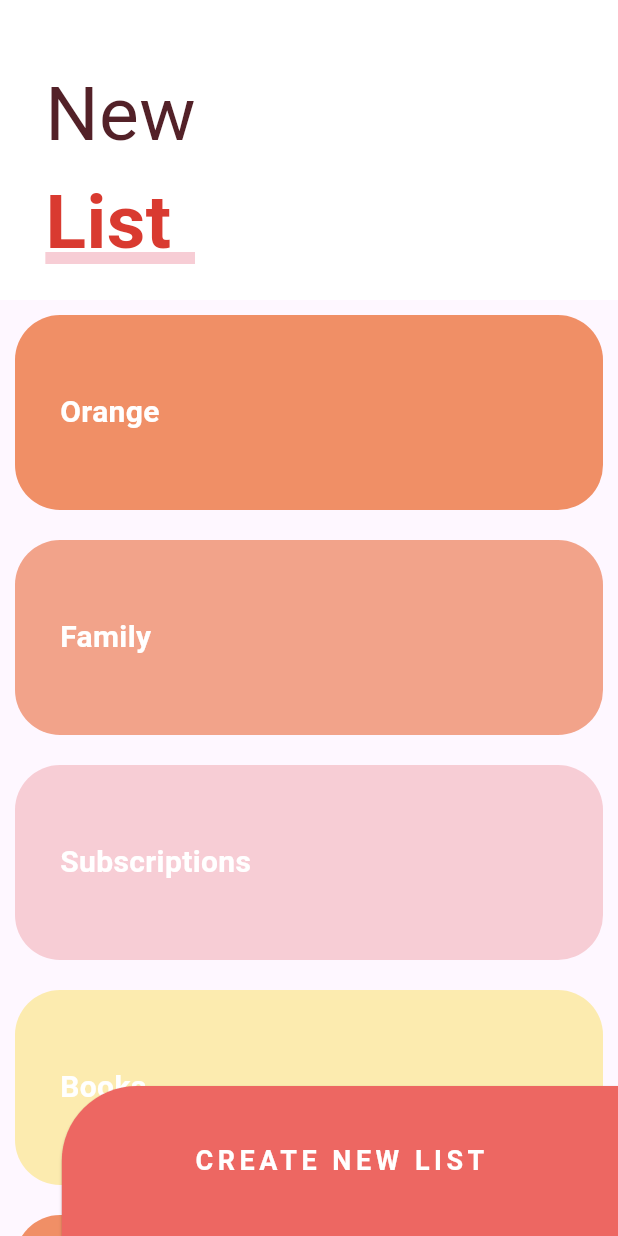
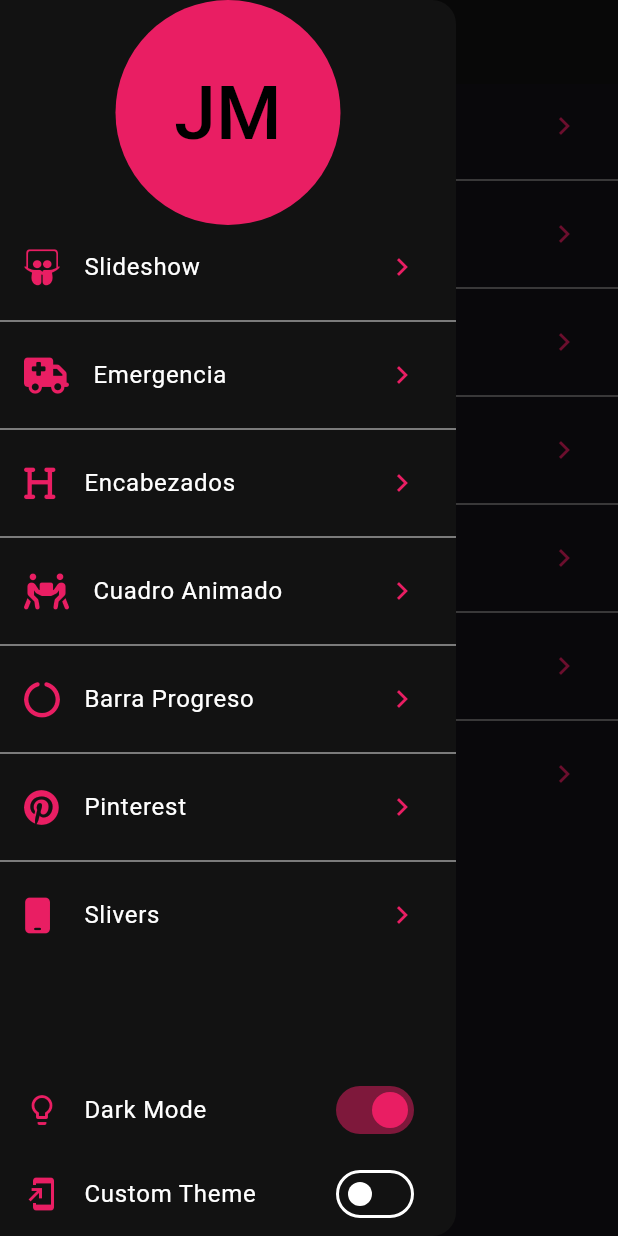
Before and after one commit to JoseManuelMunozManzano/flutter-animaciones, a Flutter app: the screen it shows after launch, with the side drawer open (before the commit the screen has no drawer), on a phone screen of 412 x 824 dp. Run offline on Flutter 3.47's test engine with Material 3 defaults, Android fonts, the phone set to English and light mode, and no system bars; our stand-ins replace animate_do, flutter_svg, font_awesome_flutter.

Commit message:
Temas para nuestra aplicación

```diff
--- a/lib/main.dart
+++ b/lib/main.dart
@@ -1,16 +1,19 @@
 import 'package:flutter/material.dart';
 
-// import 'package:design_app/src/pages/headers_page.dart';
-// import 'package:design_app/src/pages/animaciones_page.dart';
-// import 'package:design_app/src/retos/cuadrado_animado_page.dart';
-// import 'package:design_app/src/pages/graficas_circulares_page.dart';
-// import 'package:design_app/src/pages/slideshow_page.dart';
-// import 'package:design_app/src/pages/pinterest_page.dart';
-// import 'package:design_app/src/pages/emergency_page.dart';
-import 'package:design_app/src/pages/sliver_list_page.dart';
+import 'package:provider/provider.dart';
+import 'package:design_app/src/theme/theme.dart';
+
+import 'package:design_app/src/pages/launcher_page.dart';
 
 void main() {
-  runApp(const MainApp());
+  runApp(
+    ChangeNotifierProvider(
+      // Este número debe estar guardado en la preferencias de usuario.
+      // Se manda al ThemeChanger y en base a el se escoge el tema.
+      create: (_) => ThemeChanger(2),
+      child: const MainApp()
+    )
+  );
 }
 
 class MainApp extends StatelessWidget {
@@ -18,17 +21,14 @@
 
   @override
   Widget build(BuildContext context) {
-    return const MaterialApp(
+
+    final currentTheme = Provider.of<ThemeChanger>(context).currentTheme;
+
+    return MaterialApp(
+      theme: currentTheme,
       debugShowCheckedModeBanner: false,
       title: 'Diseños App',
-      // home: HeadersPage()
-      // home: AnimacionesPage()
-      // home: CuadradoAnimadoPage()
-      // home: GraficasCircularesPage()
-      // home: SlideshowPage()
-      // home: PinterestPage()
-      // home: EmergencyPage()
-      home: SliverListPage()
+      home: LauncherPage()
     );
   }
 }
--- /dev/null
+++ b/lib/src/pages/launcher_page.dart
@@ -0,0 +1,104 @@
+import 'package:flutter/material.dart';
+import 'package:font_awesome_flutter/font_awesome_flutter.dart';
+
+import 'package:provider/provider.dart';
+import 'package:design_app/src/theme/theme.dart';
+
+import 'package:design_app/src/routes/routes.dart';
+
+class LauncherPage extends StatelessWidget {
+  const LauncherPage({super.key});
+
+   @override
+    Widget build(BuildContext context) {
+      return Scaffold(
+        appBar: AppBar(
+          title: Text('Diseños en Flutter'),
+        ),
+        drawer: _MenuPrincipal(),
+        body: _ListaOpciones()
+      );
+    }
+}
+
+class _ListaOpciones extends StatelessWidget {
+  @override
+  Widget build(BuildContext context) {
+
+    final appTheme = Provider.of<ThemeChanger>(context).currentTheme;
+
+    return ListView.separated(
+      physics: BouncingScrollPhysics(),
+      separatorBuilder: (context, i) => Divider(
+        color: appTheme.primaryColorLight,
+      ),
+      itemCount: pageRoutes.length,
+      itemBuilder: (context, i) => ListTile(
+        // El Widget que se coloca al inicio
+        leading: FaIcon(pageRoutes[i].icon, color: appTheme.colorScheme.primary),
+        title: Text(pageRoutes[i].titulo),
+        trailing: Icon(Icons.chevron_right, color: appTheme.colorScheme.primary),
+        onTap: () {
+          Navigator.push(context, MaterialPageRoute(builder: (context) => pageRoutes[i].page));
+        },
+      ),
+    );
+  }
+}
+
+class _MenuPrincipal extends StatelessWidget {
+  @override
+  Widget build(BuildContext context) {
+
+    final appTheme = Provider.of<ThemeChanger>(context);
+    final primaryColor = appTheme.currentTheme.colorScheme.primary;
+
+    return Drawer(
+      child: Container(
+        child: Column(
+          children: [
+            SafeArea(
+              bottom: false,
+              child: SizedBox(
+                width: double.infinity,
+                height: 150,
+                child: CircleAvatar(
+                  backgroundColor: primaryColor,
+                  child: Text('JM', style: TextStyle(fontSize: 50)),
+                ),
+              ),
+            ),
+
+            Expanded(child: _ListaOpciones()),
+
+            ListTile(
+              leading: Icon(Icons.lightbulb_outline, color: primaryColor),
+              title: Text('Dark Mode'),
+              trailing: Switch.adaptive(
+                value: appTheme.darkTheme,
+                activeColor: primaryColor,
+                onChanged: (value) => appTheme.darkTheme = value,
+              ),
+            ),
+
+            SafeArea(
+              bottom: true,
+              top: false,
+              left: false,
+              right: false,
+              child: ListTile(
+                leading: Icon(Icons.add_to_home_screen, color: primaryColor),
+                title: Text('Custom Theme'),
+                trailing: Switch.adaptive(
+                  value: appTheme.customTheme,
+                  activeColor: primaryColor,
+                  onChanged: (value) => appTheme.customTheme = value,
+                ),
+              ),
+            )
+          ],
+        ),
+      ),
+    );
+  }
+}
--- a/lib/src/pages/pinterest_page.dart
+++ b/lib/src/pages/pinterest_page.dart
@@ -1,3 +1,4 @@
+import 'package:design_app/src/theme/theme.dart';
 import 'package:flutter/material.dart';
 
 import 'package:provider/provider.dart';
@@ -34,6 +35,7 @@
 
     final widthPantalla = MediaQuery.of(context).size.width;
     final mostrar = Provider.of<_MenuModel>(context).mostrar;
+    final appTheme = Provider.of<ThemeChanger>(context).currentTheme;
 
     return Positioned(
       bottom: 30,
@@ -44,8 +46,8 @@
         child: Align(
           child: PinterestMenu(
             mostrar: mostrar,
-            // backgroundColor: Colors.green,
-            // activeColor: Colors.yellow,
+            backgroundColor: appTheme.scaffoldBackgroundColor,
+            activeColor: appTheme.colorScheme.primary,
             // inactiveColor: Colors.red,
             items: [
                 PinterestButton(onPressed: (){print('Icon pie_chart');}, icon: Icons.pie_chart),
--- a/lib/src/pages/sliver_list_page.dart
+++ b/lib/src/pages/sliver_list_page.dart
@@ -1,4 +1,7 @@
 import 'package:flutter/material.dart';
+
+import 'package:provider/provider.dart';
+import 'package:design_app/src/theme/theme.dart';
 
 class SliverListPage extends StatelessWidget {
   const SliverListPage({super.key});
@@ -27,14 +30,15 @@
   Widget build(BuildContext context) {
 
     final size = MediaQuery.of(context).size;
+    final appTheme = Provider.of<ThemeChanger>(context);
 
     return SizedBox(
       width: size.width * 0.9,
       height: 100,
       child: ElevatedButton(
         style: ElevatedButton.styleFrom(
-          backgroundColor: Color(0xffED6762),
-          foregroundColor: Colors.white,
+          backgroundColor: appTheme.darkTheme ? appTheme.currentTheme.colorScheme.primary : Color(0xffED6762),
+          foregroundColor: appTheme.currentTheme.scaffoldBackgroundColor,
           shape: RoundedRectangleBorder(
             borderRadius: BorderRadius.only(topLeft: Radius.circular(50))
           )
@@ -76,6 +80,9 @@
 
   @override
   Widget build(BuildContext context) {
+
+    final appTheme = Provider.of<ThemeChanger>(context).currentTheme;
+
     // El CustomScrollView recibe slivers.
     return CustomScrollView(
       slivers: [
@@ -97,7 +104,7 @@
             maxHeight: 200,
             child: Container(
               alignment: Alignment.centerLeft,
-              color: Colors.white,
+              color: appTheme.scaffoldBackgroundColor,
               child: _Titulo(),
             )
           ),
@@ -149,12 +156,20 @@
 class _Titulo extends StatelessWidget {
   @override
   Widget build(BuildContext context) {
+
+    final appTheme = Provider.of<ThemeChanger>(context);
+
     return Column(
       children: [
         SizedBox(height: 30),
         Container(
           margin: EdgeInsets.only(left: 30, top: 10, right: 30, bottom: 0),
-          child: Text('New', style: TextStyle(color: Color(0xff532128), fontSize: 50)),
+          child: Text('New',
+             style: TextStyle(
+              color: appTheme.darkTheme ? Colors.grey : Color(0xff532128),
+              fontSize: 50
+            )
+          ),
         ),
         Stack(
           children: [
@@ -164,7 +179,7 @@
               child: Container(
                 width: 150,
                 height: 8,
-                color: Color(0xffF7CDD5),
+                color: appTheme.darkTheme ? Colors.grey : Color(0xffF7CDD5),
               ),
             ),
 
@@ -212,16 +227,26 @@
 
   @override
   Widget build(BuildContext context) {
+
+    final appTheme = Provider.of<ThemeChanger>(context);
+
     return Container(
       alignment: Alignment.centerLeft,
       padding: EdgeInsets.all(30),
       height: 130,
       margin: EdgeInsets.all(10),
       decoration: BoxDecoration(
-        color: color,
+        color: appTheme.darkTheme ? Colors.grey : color,
         borderRadius: BorderRadius.circular(30),
       ),
-      child: Text(titulo, style: TextStyle(color: Colors.white, fontWeight: FontWeight.bold, fontSize: 20)),
+      child: Text(
+        titulo,
+        style: TextStyle(
+          color: Colors.white,
+          fontWeight: FontWeight.bold,
+          fontSize: 20
+        )
+      ),
     );
   }
 }
--- /dev/null
+++ b/lib/src/routes/routes.dart
@@ -0,0 +1,28 @@
+import 'package:flutter/material.dart';
+import 'package:font_awesome_flutter/font_awesome_flutter.dart';
+
+import 'package:design_app/src/retos/cuadrado_animado_page.dart';
+import 'package:design_app/src/pages/emergency_page.dart';
+import 'package:design_app/src/pages/graficas_circulares_page.dart';
+import 'package:design_app/src/pages/headers_page.dart';
+import 'package:design_app/src/pages/pinterest_page.dart';
+import 'package:design_app/src/pages/slideshow_page.dart';
+import 'package:design_app/src/pages/sliver_list_page.dart';
+
+final pageRoutes = <_Route>[
+  _Route(FontAwesomeIcons.slideshare, 'Slideshow', SlideshowPage()),
+  _Route(FontAwesomeIcons.truckMedical, 'Emergencia', EmergencyPage()),
+  _Route(FontAwesomeIcons.heading, 'Encabezados', HeadersPage()),
+  _Route(FontAwesomeIcons.peopleCarryBox, 'Cuadro Animado', CuadradoAnimadoPage()),
+  _Route(FontAwesomeIcons.circleNotch, 'Barra Progreso', GraficasCircularesPage()),
+  _Route(FontAwesomeIcons.pinterest, 'Pinterest', PinterestPage()),
+  _Route(FontAwesomeIcons.mobile, 'Slivers', SliverListPage()),
+];
+
+class _Route {
+  final IconData icon;
+  final String titulo;
+  final Widget page;
+
+  _Route(this.icon, this.titulo, this.page);
+}
--- /dev/null
+++ b/lib/src/theme/theme.dart
@@ -0,0 +1,76 @@
+import 'package:flutter/material.dart';
+
+// Modelo responsable para todo lo que tenga que ver con el tema de la aplicación
+class ThemeChanger with ChangeNotifier {
+  bool _darkTheme = false;
+  bool _customTheme = false;
+  late ThemeData _currentTheme;
+
+  bool get darkTheme => _darkTheme;
+  bool get customTheme => _customTheme;
+  ThemeData get currentTheme => _currentTheme;
+
+  // Hacemos el contructor para recuperar el tema del usuario desde el principio.
+  ThemeChanger(int theme) {
+    switch (theme) {
+      case 1: // light
+        _darkTheme = false;
+        _customTheme = false;
+        _currentTheme = ThemeData.light();
+        break;
+      case 2: // dark
+        _darkTheme = true;
+        _customTheme = false;
+        _currentTheme = ThemeData.dark().copyWith(
+          colorScheme: ColorScheme.dark(primary: Colors.pink)
+        );
+        break;
+      case 3: // dark
+        _darkTheme = false;
+        _customTheme = true;
+        _currentTheme = ThemeData.light();
+        break;
+      default:
+        _darkTheme = false;
+        _customTheme = false;
+        _currentTheme = ThemeData.light();
+    }
+  }
+
+  set darkTheme(bool value) {
+    _customTheme = false;
+    _darkTheme = value;
+
+    if (value) {
+      _currentTheme = ThemeData.dark().copyWith(
+        colorScheme: ColorScheme.dark(primary: Colors.pink)
+      );
+    } else {
+      _currentTheme = ThemeData.light();
+    }
+
+    notifyListeners();
+  }
+
+  set customTheme(bool value) {
+    _customTheme = value;
+    _darkTheme = false;
+
+    if (value) {
+      _currentTheme = ThemeData.dark().copyWith(
+        colorScheme: ColorScheme.dark(
+          primary: Color(0xff48A0EB),
+        ),
+        scaffoldBackgroundColor: Color(0xff16202B),
+        primaryColorLight: Colors.white,
+        textTheme: TextTheme(
+          bodyLarge: TextStyle(color: Colors.white)
+        )
+      );
+    } else {
+      _currentTheme = ThemeData.light();
+    }
+
+    notifyListeners();
+  }
+}
```
Also changed, not shown: lib/src/pages/graficas_circulares_page.dart (+13 -5 lines), lib/src/pages/headers_page.dart (+8 -2 lines), lib/src/pages/slideshow_page.dart (+9 -2 lines), lib/src/widgets/headers.dart (+22 -12 lines), 157 other files.
